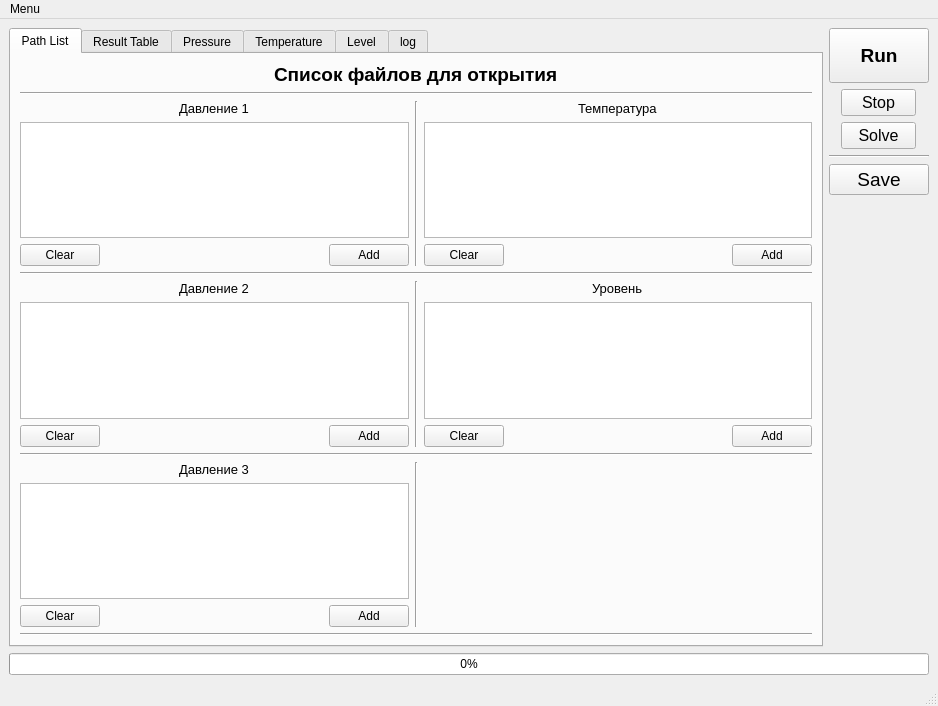
Before: the Qt Designer form heliumLogs/MainWindow.ui in MrMeowlnir/meowproj, drawn with Qt 5.
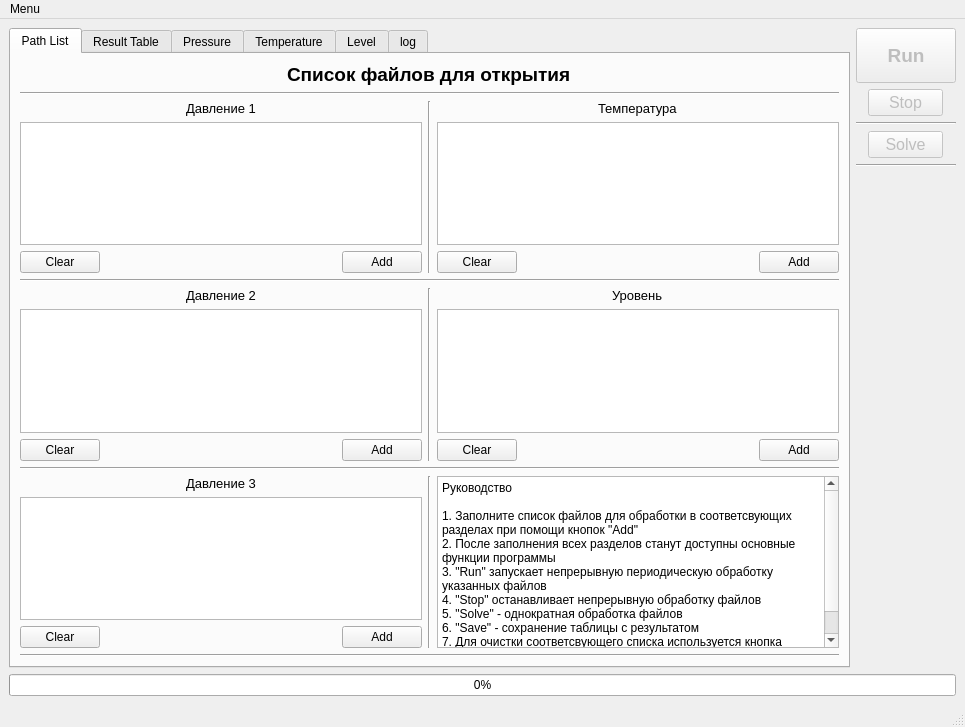
After: the same form once the commit is applied.

Commit message:
Доработки версия 0.1
Доработан интерфейс в MainWindow.ui

Собраны основные сокеты и слоты для активных кнопок
Сделана основа взаимодействия элементов между собой
Организована запись в лог программы, метод __Log(str S)

```diff
--- a/heliumLogs/MainWindow.ui
+++ b/heliumLogs/MainWindow.ui
@@ -6,8 +6,8 @@
    <rect>
     <x>0</x>
     <y>0</y>
-    <width>938</width>
-    <height>706</height>
+    <width>965</width>
+    <height>727</height>
    </rect>
   </property>
   <property name="windowTitle">
@@ -17,20 +17,11 @@
    <layout class="QGridLayout" name="gridLayout_2">
     <item row="0" column="0">
      <layout class="QGridLayout" name="gridLayout">
-      <item row="4" column="1">
-       <widget class="QPushButton" name="button_Save">
-        <property name="font">
-         <font>
-          <pointsize>14</pointsize>
-         </font>
-        </property>
-        <property name="text">
-         <string>Save</string>
-        </property>
-       </widget>
-      </item>
       <item row="0" column="1" alignment="Qt::AlignHCenter">
        <widget class="QPushButton" name="button_Run">
+        <property name="enabled">
+         <bool>false</bool>
+        </property>
         <property name="minimumSize">
          <size>
           <width>100</width>
@@ -53,17 +44,26 @@
         <property name="text">
          <string>Run</string>
         </property>
+        <property name="checkable">
+         <bool>true</bool>
+        </property>
+        <property name="checked">
+         <bool>false</bool>
+        </property>
        </widget>
       </item>
-      <item row="3" column="1">
+      <item row="4" column="1">
        <widget class="Line" name="line">
         <property name="orientation">
          <enum>Qt::Horizontal</enum>
         </property>
        </widget>
       </item>
-      <item row="2" column="1" alignment="Qt::AlignHCenter">
+      <item row="3" column="1" alignment="Qt::AlignHCenter">
        <widget class="QPushButton" name="button_Solve">
+        <property name="enabled">
+         <bool>false</bool>
+        </property>
         <property name="minimumSize">
          <size>
           <width>75</width>
@@ -86,7 +86,7 @@
         </property>
        </widget>
       </item>
-      <item row="5" column="1">
+      <item row="6" column="1">
        <spacer name="verticalSpacer">
         <property name="orientation">
          <enum>Qt::Vertical</enum>
@@ -101,6 +101,9 @@
       </item>
       <item row="1" column="1" alignment="Qt::AlignHCenter">
        <widget class="QPushButton" name="button_Stop">
+        <property name="enabled">
+         <bool>false</bool>
+        </property>
         <property name="minimumSize">
          <size>
           <width>75</width>
@@ -123,7 +126,7 @@
         </property>
        </widget>
       </item>
-      <item row="0" column="0" rowspan="6">
+      <item row="0" column="0" rowspan="7">
        <widget class="QTabWidget" name="tabWidget">
         <property name="currentIndex">
          <number>0</number>
@@ -157,10 +160,18 @@
              </widget>
             </item>
             <item row="3" column="0" colspan="2">
-             <widget class="QPlainTextEdit" name="text_press_1"/>
+             <widget class="QPlainTextEdit" name="edit_press1">
+              <property name="readOnly">
+               <bool>true</bool>
+              </property>
+             </widget>
             </item>
             <item row="7" column="3" colspan="2">
-             <widget class="QPlainTextEdit" name="text_level"/>
+             <widget class="QPlainTextEdit" name="edit_level">
+              <property name="readOnly">
+               <bool>true</bool>
+              </property>
+             </widget>
             </item>
             <item row="0" column="0" colspan="5" alignment="Qt::AlignHCenter">
              <widget class="QLabel" name="label">
@@ -253,7 +264,11 @@
              </widget>
             </item>
             <item row="7" column="0" colspan="2">
-             <widget class="QPlainTextEdit" name="text_press_2"/>
+             <widget class="QPlainTextEdit" name="edit_press2">
+              <property name="readOnly">
+               <bool>true</bool>
+              </property>
+             </widget>
             </item>
             <item row="2" column="3" colspan="2" alignment="Qt::AlignHCenter">
              <widget class="QLabel" name="label_3">
@@ -287,7 +302,11 @@
              </widget>
             </item>
             <item row="11" column="0" colspan="2">
-             <widget class="QPlainTextEdit" name="text_press_3"/>
+             <widget class="QPlainTextEdit" name="edit_press3">
+              <property name="readOnly">
+               <bool>true</bool>
+              </property>
+             </widget>
             </item>
             <item row="12" column="0" alignment="Qt::AlignLeft">
              <widget class="QPushButton" name="pushButton_9">
@@ -346,7 +365,35 @@
              </widget>
             </item>
             <item row="3" column="3" colspan="2">
-             <widget class="QPlainTextEdit" name="text_temp"/>
+             <widget class="QPlainTextEdit" name="edit_temp">
+              <property name="readOnly">
+               <bool>true</bool>
+              </property>
+             </widget>
+            </item>
+            <item row="10" column="3" rowspan="3" colspan="2">
+             <widget class="QPlainTextEdit" name="plainTextEdit">
+              <property name="enabled">
+               <bool>true</bool>
+              </property>
+              <property name="readOnly">
+               <bool>true</bool>
+              </property>
+              <property name="plainText">
+               <string>Руководство
+
+1. Заполните список файлов для обработки в соответсвующих разделах при помощи кнопок &quot;Add&quot;
+2. После заполнения всех разделов станут доступны основные функции программы
+3. &quot;Run&quot; запускает непрерывную периодическую обработку указанных файлов
+4. &quot;Stop&quot; останавливает непрерывную обработку файлов
+5. &quot;Solve&quot; - однократная обработка файлов
+6. &quot;Save&quot; - сохранение таблицы с результатом
+7. Для очистки соответсвующего списка используется кнопка &quot;Clear&quot; </string>
+              </property>
+              <property name="overwriteMode">
+               <bool>false</bool>
+              </property>
+             </widget>
             </item>
            </layout>
           </item>
@@ -363,6 +410,39 @@
          <attribute name="title">
           <string>Result Table</string>
          </attribute>
+         <layout class="QGridLayout" name="gridLayout_6">
+          <item row="0" column="0">
+           <layout class="QGridLayout" name="gridLayout_5">
+            <item row="0" column="1">
+             <widget class="QLineEdit" name="edit_save">
+              <property name="font">
+               <font>
+                <pointsize>14</pointsize>
+               </font>
+              </property>
+             </widget>
+            </item>
+            <item row="1" column="0" colspan="2">
+             <widget class="QTableView" name="table_result"/>
+            </item>
+            <item row="0" column="0">
+             <widget class="QPushButton" name="button_Save">
+              <property name="enabled">
+               <bool>false</bool>
+              </property>
+              <property name="font">
+               <font>
+                <pointsize>14</pointsize>
+               </font>
+              </property>
+              <property name="text">
+               <string>Save</string>
+              </property>
+             </widget>
+            </item>
+           </layout>
+          </item>
+         </layout>
         </widget>
         <widget class="QWidget" name="tab_press">
          <attribute name="title">
@@ -395,6 +475,13 @@
         </widget>
        </widget>
       </item>
+      <item row="2" column="1">
+       <widget class="Line" name="line_9">
+        <property name="orientation">
+         <enum>Qt::Horizontal</enum>
+        </property>
+       </widget>
+      </item>
      </layout>
     </item>
     <item row="1" column="0">
@@ -411,7 +498,7 @@
     <rect>
      <x>0</x>
      <y>0</y>
-     <width>938</width>
+     <width>965</width>
      <height>21</height>
     </rect>
    </property>
```
Left out of the diff: 55 changed lines with no effect on the pictures. The commit also changes 1 other file.
